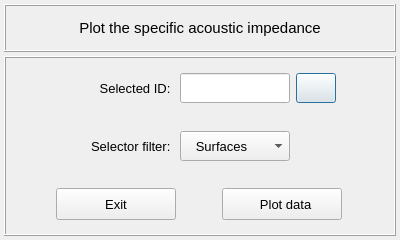
Before: the Qt Designer form vibra/interface/data/ui_files/plots/acoustic/plot_specific_acoustic_impedance_input.ui in MOPT-UFSC/VIBRA, drawn with Qt 5.
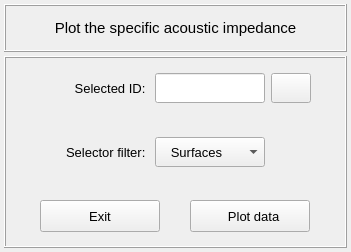
After: the same form once the commit is applied. Icons and pictures are not drawn.

Commit message: Moving the advanced acoustic plots to the Acoustic Results Viewer

Diff of the .ui file:
```diff
--- a/vibra/interface/data/ui_files/plots/acoustic/plot_specific_acoustic_impedance_input.ui
+++ b/vibra/interface/data/ui_files/plots/acoustic/plot_specific_acoustic_impedance_input.ui
@@ -1,39 +1,15 @@
 <?xml version="1.0" encoding="UTF-8"?>
 <ui version="4.0">
- <class>Dialog</class>
- <widget class="QDialog" name="Dialog">
-  <property name="windowModality">
-   <enum>Qt::NonModal</enum>
-  </property>
+ <class>Form</class>
+ <widget class="QWidget" name="Form">
   <property name="geometry">
    <rect>
     <x>0</x>
     <y>0</y>
-    <width>400</width>
-    <height>240</height>
+    <width>351</width>
+    <height>252</height>
    </rect>
   </property>
-  <property name="sizePolicy">
-   <sizepolicy hsizetype="Fixed" vsizetype="Fixed">
-    <horstretch>0</horstretch>
-    <verstretch>0</verstretch>
-   </sizepolicy>
-  </property>
-  <property name="minimumSize">
-   <size>
-    <width>400</width>
-    <height>240</height>
-   </size>
-  </property>
-  <property name="maximumSize">
-   <size>
-    <width>400</width>
-    <height>240</height>
-   </size>
-  </property>
-  <property name="contextMenuPolicy">
-   <enum>Qt::DefaultContextMenu</enum>
-  </property>
   <property name="windowTitle">
    <string>Plot frequency response</string>
   </property>
@@ -53,7 +29,7 @@
    <property name="bottomMargin">
     <number>4</number>
    </property>
-   <property name="spacing">
+   <property name="verticalSpacing">
     <number>4</number>
    </property>
    <item row="0" column="0">
```
Left out of the diff: 5 changed lines with no effect on the pictures. The commit also changes 9 other files.
